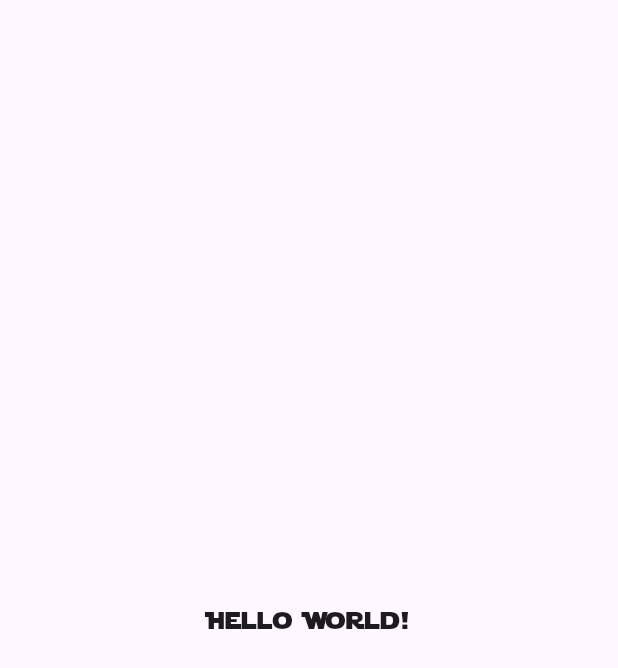
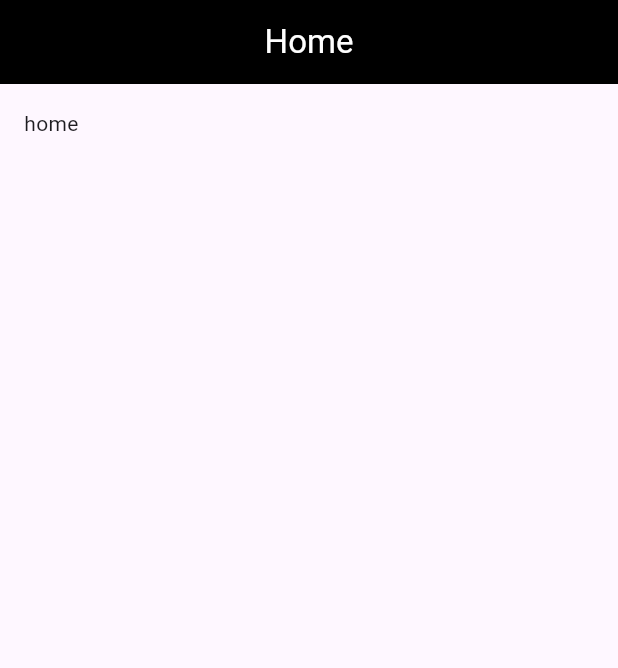
Before and after one commit to jwspdev/starwars, a Flutter app: the screen it shows after launch, on a phone screen of 412 x 824 dp. Shown: the top 668 px of the screen. Run offline on Flutter 3.47's test engine with Material 3 defaults, Android fonts, the phone set to English and light mode, and no system bars; our stand-ins replace bloc, dio, equatable, retrofit; generated files the repository leaves out were written again.

Commit message:
main and home page initiliazation
- initialized main and home page
- created a commands text

```diff
--- /dev/null
+++ b/commands.txt
@@ -0,0 +1,2 @@
+build runner command
+flutter packages pub run build_runner build --delete-conflicting-outputs
--- a/lib/main.dart
+++ b/lib/main.dart
@@ -1,6 +1,9 @@
 import 'package:flutter/material.dart';
+import 'package:star_wars_app/src/dependency_injection/injection_container.dart';
+import 'package:star_wars_app/src/modules/home/presentation/pages/home_page.dart';
 
 void main() {
+  initializeDependencies();
   runApp(const MainApp());
 }
 
@@ -9,15 +12,6 @@ class MainApp extends StatelessWidget {
 
   @override
   Widget build(BuildContext context) {
-    return const MaterialApp(
-      home: Scaffold(
-        body: Center(
-          child: Text(
-            'Hello World!',
-            style: TextStyle(fontFamily: 'StarWars', fontSize: 16),
-          ),
-        ),
-      ),
-    );
+    return const MaterialApp(home: HomePage());
   }
 }
--- /dev/null
+++ b/lib/src/modules/home/presentation/pages/home_page.dart
@@ -0,0 +1,24 @@
+import 'package:flutter/material.dart';
+import 'package:flutter/widgets.dart';
+
+class HomePage extends StatelessWidget {
+  const HomePage({super.key});
+
+  @override
+  Widget build(BuildContext context) {
+    return Scaffold(
+      appBar: AppBar(
+        title: Text(
+          'Home',
+          style: const TextStyle(color: Colors.white),
+        ),
+        backgroundColor: Colors.black,
+        centerTitle: true,
+      ),
+      body: Padding(
+        padding: EdgeInsets.all(16),
+        child: Text('home'),
+      ),
+    );
+  }
+}
```
